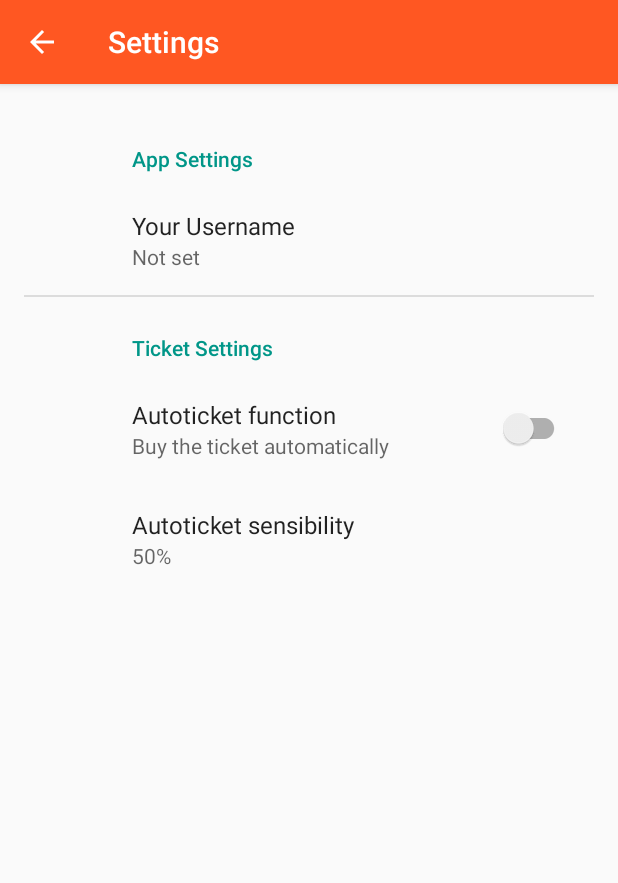
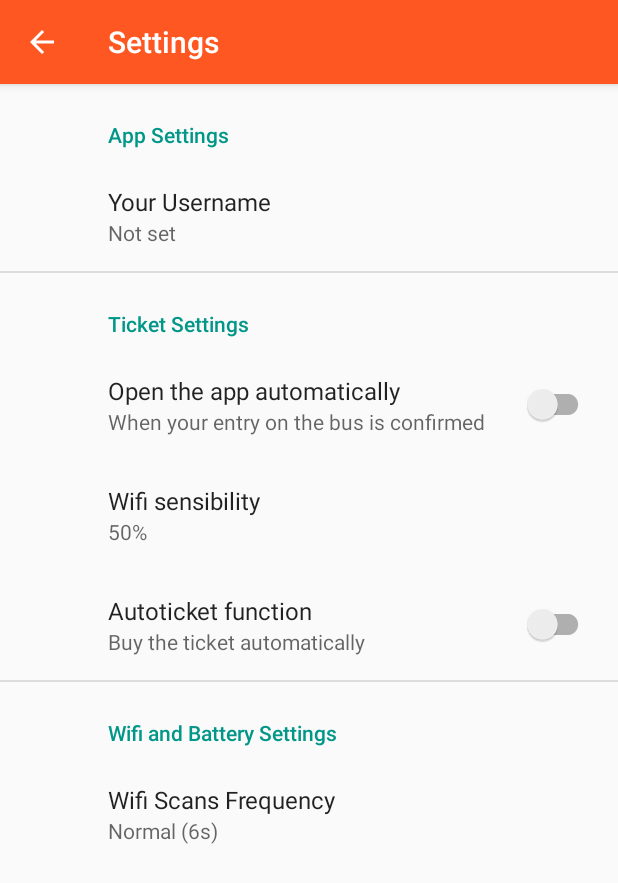
Before and after one commit to ciccio1992/BUSApp2.0, an Android app: the SettingsActivity screen opened directly, with no data from a screen before it, on a phone screen of 412 x 824 dp. Shown: the top 883 px of the screen. Run offline under Robolectric (Android 15) with nearby library versions, the phone set to English and light mode, and no system bars; our stand-ins replace androidx.preference.

Commit message:
added setting for wifi scan frequency

```diff
--- a/app/src/main/java/com/example/busapp20/Background/BackgroundService.java
+++ b/app/src/main/java/com/example/busapp20/Background/BackgroundService.java
@@ -31,7 +31,7 @@ public class BackgroundService extends Service {
         wifiManager = (WifiManager) this.getApplicationContext().getSystemService(WIFI_SERVICE);
 
         super.onCreate();
-        WifiLoopTimer.start(wifiManager);
+        WifiLoopTimer.start(wifiManager, this);
 
     }
 
--- a/app/src/main/java/com/example/busapp20/Background/WifiLoopTimer.java
+++ b/app/src/main/java/com/example/busapp20/Background/WifiLoopTimer.java
@@ -1,14 +1,20 @@
 package com.example.busapp20.Background;
 
+import android.content.Context;
 import android.content.Intent;
+import android.content.SharedPreferences;
 import android.net.wifi.WifiManager;
 import android.os.IBinder;
 import android.util.Log;
 
 import androidx.annotation.Nullable;
+import androidx.preference.PreferenceManager;
 
+import java.util.Objects;
 import java.util.Timer;
 import java.util.TimerTask;
+
+import static java.lang.Integer.valueOf;
 
 
 public class WifiLoopTimer extends BackgroundService {
@@ -18,7 +24,13 @@ public class WifiLoopTimer extends BackgroundService {
     private static TimerTask timerTask;
 
 
-    public static void start(final WifiManager wifiManager) {
+    public static void start(final WifiManager wifiManager, Context context) {
+        SharedPreferences sharedPreferences =
+                PreferenceManager.getDefaultSharedPreferences(context);
+
+        int frequency = valueOf(Objects.requireNonNull(sharedPreferences.getString("frequency", "6000")));
+
+
         if (timer == null) {
             timer = new Timer();
             timerTask = new TimerTask() {
@@ -28,7 +40,7 @@ public class WifiLoopTimer extends BackgroundService {
                     Log.i("WIFILOOPTIMER", "SCAN RUN AUTOMATICALLY");
                 }
             };
-            timer.scheduleAtFixedRate(timerTask, 0, 7000); ///INSERIRE IN SETTINGS
+            timer.scheduleAtFixedRate(timerTask, 0, frequency); ///INSERIRE IN SETTINGS
         }
     }
 
--- a/app/src/main/java/com/example/busapp20/Background/wifiReceiver.java
+++ b/app/src/main/java/com/example/busapp20/Background/wifiReceiver.java
@@ -41,10 +41,11 @@ public class wifiReceiver extends BroadcastReceiver {
         SharedPreferences sharedPreferences =
                 PreferenceManager.getDefaultSharedPreferences(context);
         boolean autoticket = sharedPreferences.getBoolean("autoticket", false);
+        boolean autoopen = sharedPreferences.getBoolean("autoopen", true);
 
         int sensibility = valueOf(Objects.requireNonNull(sharedPreferences.getString("level", "5")));
 
-        if (autoticket) {
+
         //Triggered on wifi scan's result available broadcast received
 
         WifiManager wifiManager = (WifiManager) context.getApplicationContext().getSystemService(Context.WIFI_SERVICE);
@@ -106,14 +107,18 @@ public class wifiReceiver extends BroadcastReceiver {
                 PackageManager pm = context.getPackageManager();
                 String packageName = "com.example.busapp20";
 
+                if (autoopen) {
                     Intent i = pm.getLaunchIntentForPackage(packageName);
-                    if(i!=null){
+                    if (i != null) {
                         context.startActivity(i);
-                    } else{
+                    } else {
                         Log.i(TAG, "Error opening the app automatically");
                     }
+                }
 
+                if (autoticket) {
                     MainActivity.BuyTicketAlertDialogVersion(context);
+                }
 
             } else if (successCounter <= sensibility && onBus) {
                 onBus = false;
@@ -124,6 +129,6 @@ public class wifiReceiver extends BroadcastReceiver {
             }
         }
     }
-    }
+
 
 }
--- a/app/src/main/res/layout/activity_settings.xml
+++ b/app/src/main/res/layout/activity_settings.xml
@@ -3,8 +3,7 @@
 <androidx.constraintlayout.widget.ConstraintLayout xmlns:android="http://schemas.android.com/apk/res/android"
     xmlns:app="http://schemas.android.com/apk/res-auto"
     android:layout_width="match_parent"
-    android:layout_height="match_parent"
-    android:padding="16dp">
+    android:layout_height="match_parent">
 
     <FrameLayout
         android:id="@+id/settings"
--- a/app/src/main/res/values/arrays.xml
+++ b/app/src/main/res/values/arrays.xml
@@ -23,6 +23,7 @@
         <item>10%</item>
         <item>0%</item>
     </string-array>
+
     <string-array name="autoticket_values">
         <item>0</item>
         <item>1</item>
@@ -36,4 +37,21 @@
         <item>9</item>
         <item>10</item>
     </string-array>
+
+    <string-array name="scan_frequency_entries">
+        <item>Very fast (2s)</item>
+        <item>Fast (4s)</item>
+        <item>Normal (6s)</item>
+        <item>Slow (8s)</item>
+        <item>Very slow (10s)</item>
+    </string-array>
+
+    <string-array name="scan_frequency_values">
+        <item>2000</item>
+        <item>4000</item>
+        <item>6000</item>
+        <item>8000</item>
+        <item>10000</item>
+    </string-array>
+
 </resources>
--- a/app/src/main/res/values/strings.xml
+++ b/app/src/main/res/values/strings.xml
@@ -34,7 +34,7 @@
 
     <!-- Autoticket Preferences -->
     <string name="autoticket_title">Buy the ticket automatically</string>
-    <string name="autoticket_level_title">Autoticket sensibility</string>
+    <string name="wifi_sensibility_title">Wifi sensibility</string>
 
     <!-- topUp Activity -->
     <string name="topUp_proceed_to_paypal">Proceed to Paypal</string>
--- a/app/src/main/res/xml/root_preferences.xml
+++ b/app/src/main/res/xml/root_preferences.xml
@@ -23,23 +23,39 @@
             app:title="@string/username_title"
             app:useSimpleSummaryProvider="true" />
 
-
     </PreferenceCategory>
 
     <PreferenceCategory app:title="@string/ticketSettings_header">
+
+        <SwitchPreferenceCompat
+            app:key="autoopen"
+            app:summary="When your entry on the bus is confirmed"
+            app:title="Open the app automatically" />
+
+        <ListPreference
+            app:defaultValue="5"
+            app:entries="@array/autoticket_entries"
+            app:entryValues="@array/autoticket_values"
+            app:key="level"
+            app:title="@string/wifi_sensibility_title"
+            app:useSimpleSummaryProvider="true" />
 
         <SwitchPreferenceCompat
             app:key="autoticket"
             app:summary="@string/autoticket_title"
             app:title="Autoticket function" />
 
+
+    </PreferenceCategory>
+
+    <PreferenceCategory app:title="Wifi and Battery Settings">
+
         <ListPreference
-            app:defaultValue="5"
-            app:dependency="autoticket"
-            app:entries="@array/autoticket_entries"
-            app:entryValues="@array/autoticket_values"
-            app:key="level"
-            app:title="@string/autoticket_level_title"
+            app:defaultValue="6000"
+            app:entries="@array/scan_frequency_entries"
+            app:entryValues="@array/scan_frequency_values"
+            app:key="frequency"
+            app:title="Wifi Scans Frequency"
             app:useSimpleSummaryProvider="true" />
 
     </PreferenceCategory>
```
Lines whose indentation alone changed are shown as unchanged.
